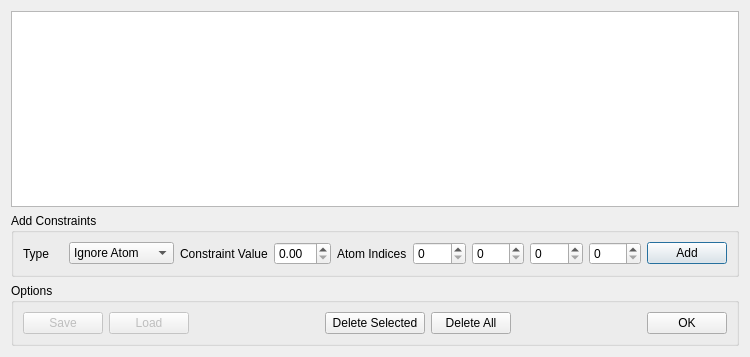
Before: the Qt Designer form avogadro/qtplugins/constraints/constraintsdialog.ui in OpenChemistry/avogadrolibs, drawn with Qt 5.
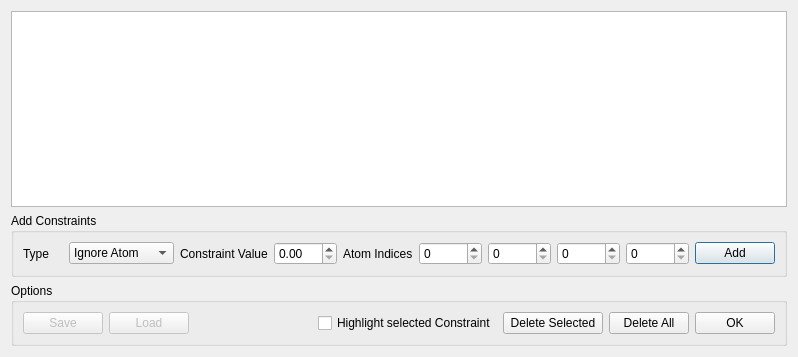
After: the same form once the commit is applied.

Commit message: highlighting of selected Constraint

What changed in the file:
```diff
--- a/avogadro/qtplugins/constraints/constraintsdialog.ui
+++ b/avogadro/qtplugins/constraints/constraintsdialog.ui
@@ -1,11 +1,11 @@
 <ui version="4.0" >
  <class>Avogadro::QtPlugins::ConstraintsDialog</class>
- <widget class="QDialog" name="Avogadro::QtPlugins::ConstraintsDialog" >
-  <property name="geometry" >
+ <widget class="QDialog" name="Avogadro::QtPlugins::ConstraintsDialog">
+  <property name="geometry">
    <rect>
     <x>0</x>
     <y>0</y>
-    <width>750</width>
+    <width>798</width>
     <height>357</height>
    </rect>
   </property>
@@ -168,9 +168,16 @@
          </spacer>
         </item>
         <item>
-         <widget class="QPushButton" name="ConstraintsDelete" >
-          <property name="sizePolicy" >
-           <sizepolicy vsizetype="Fixed" hsizetype="Minimum" >
+         <widget class="QCheckBox" name="checkHighlight">
+          <property name="text">
+           <string>Highlight selected Constraint</string>
+          </property>
+         </widget>
+        </item>
+        <item>
+         <widget class="QPushButton" name="ConstraintsDelete">
+          <property name="sizePolicy">
+           <sizepolicy hsizetype="Minimum" vsizetype="Fixed">
             <horstretch>0</horstretch>
             <verstretch>0</verstretch>
            </sizepolicy>
@@ -194,21 +201,8 @@
          </widget>
         </item>
         <item>
-         <spacer>
-          <property name="orientation" >
-           <enum>Qt::Horizontal</enum>
-          </property>
-          <property name="sizeHint" >
-           <size>
-            <width>40</width>
-            <height>20</height>
-           </size>
-          </property>
-         </spacer>
-        </item>
-        <item>
-         <widget class="QPushButton" name="ConstraintsOK" >
-          <property name="text" >
+         <widget class="QPushButton" name="ConstraintsOK">
+          <property name="text">
            <string>OK</string>
           </property>
          </widget>
```
Left out of the diff: 97 changed lines with no effect on the pictures. The commit also changes 7 other files.
